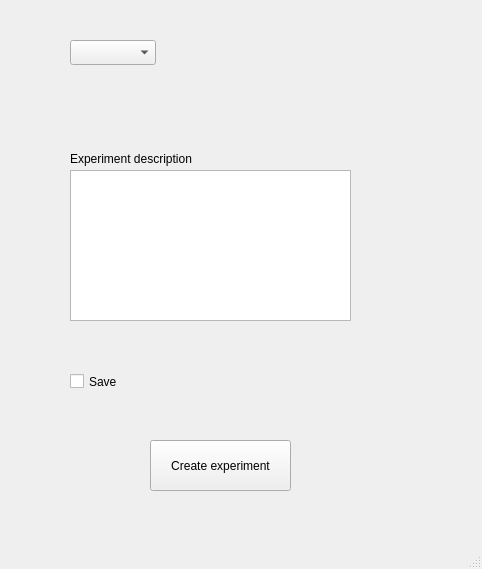
Old version of the form src/gui/main.ui in the repository gfogwill/FrESH.
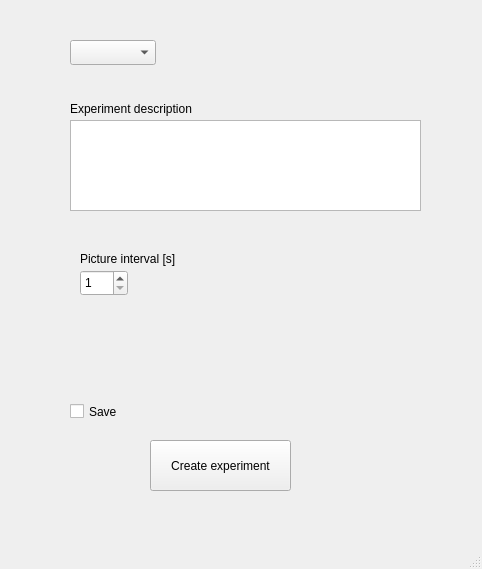
New version of the form.

```diff
--- a/src/gui/main.ui
+++ b/src/gui/main.ui
@@ -31,7 +31,7 @@
     <property name="geometry">
      <rect>
       <x>70</x>
-      <y>370</y>
+      <y>400</y>
       <width>92</width>
       <height>23</height>
      </rect>
@@ -79,9 +79,9 @@
     <property name="geometry">
      <rect>
       <x>70</x>
-      <y>170</y>
-      <width>281</width>
-      <height>151</height>
+      <y>120</y>
+      <width>351</width>
+      <height>91</height>
      </rect>
     </property>
    </widget>
@@ -89,7 +89,7 @@
     <property name="geometry">
      <rect>
       <x>70</x>
-      <y>150</y>
+      <y>100</y>
       <width>171</width>
       <height>17</height>
      </rect>
@@ -98,6 +98,32 @@
      <string>Experiment description</string>
     </property>
    </widget>
+   <widget class="QLabel" name="label_2">
+    <property name="geometry">
+     <rect>
+      <x>80</x>
+      <y>250</y>
+      <width>161</width>
+      <height>17</height>
+     </rect>
+    </property>
+    <property name="text">
+     <string>Picture interval [s]</string>
+    </property>
+   </widget>
+   <widget class="QSpinBox" name="pictureIntervalSpinBox">
+    <property name="geometry">
+     <rect>
+      <x>80</x>
+      <y>270</y>
+      <width>48</width>
+      <height>26</height>
+     </rect>
+    </property>
+    <property name="minimum">
+     <number>1</number>
+    </property>
+   </widget>
   </widget>
   <widget class="QMenuBar" name="menubar">
    <property name="geometry">
```
